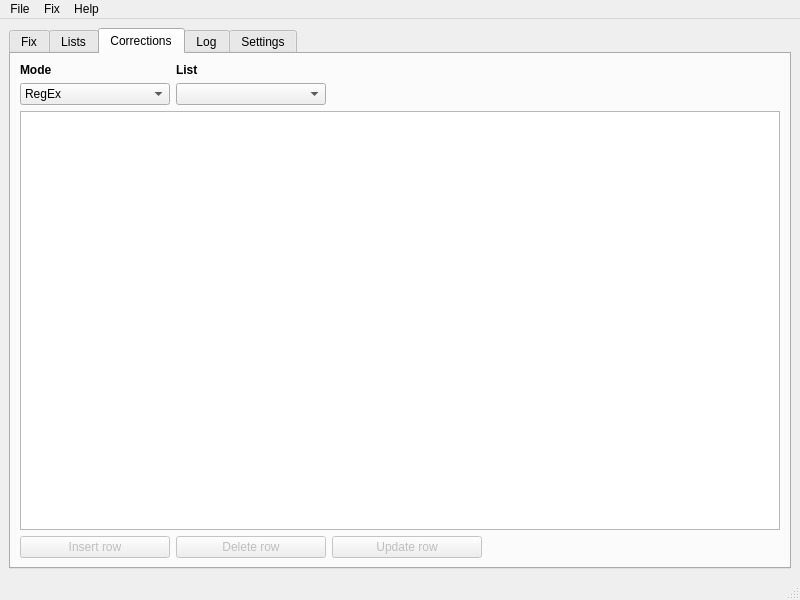
Above: mainwindow.ui from bulkware/bwreplacer before the change. Below: the same form after it.
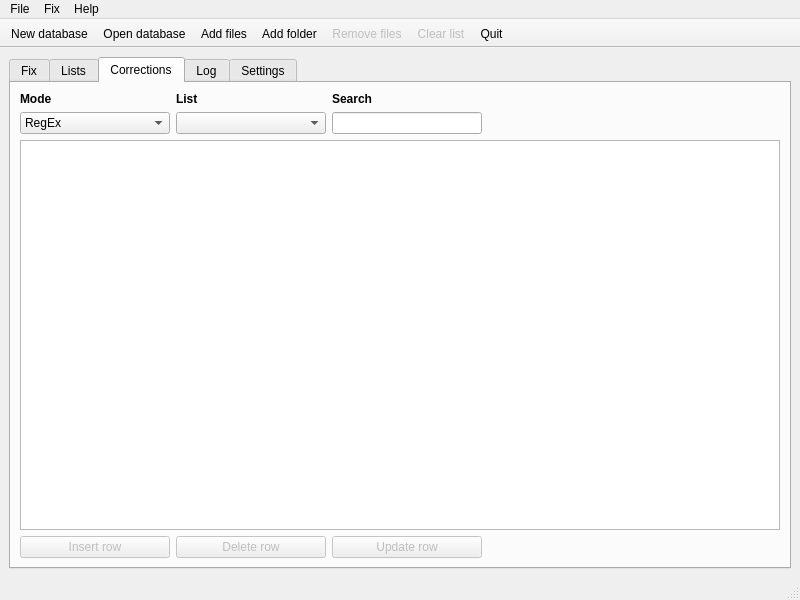
That is the form after the change. The open tabs and pages were chosen to show the change.

Commit message: Version 1.3.0, all-selections for filters, README, search for corrections, toolbar, updated databases, etc.

What changed in the file:
```diff
--- a/mainwindow.ui
+++ b/mainwindow.ui
@@ -336,6 +336,12 @@
               <height>0</height>
              </size>
             </property>
+            <property name="maximumSize">
+             <size>
+              <width>150</width>
+              <height>16777215</height>
+             </size>
+            </property>
             <property name="locale">
              <locale language="English" country="UnitedStates"/>
             </property>
@@ -374,9 +380,23 @@
               <height>0</height>
              </size>
             </property>
+            <property name="maximumSize">
+             <size>
+              <width>150</width>
+              <height>16777215</height>
+             </size>
+            </property>
             <property name="locale">
              <locale language="English" country="UnitedStates"/>
             </property>
+            <property name="currentIndex">
+             <number>1</number>
+            </property>
+            <item>
+             <property name="text">
+              <string>All</string>
+             </property>
+            </item>
             <item>
              <property name="text">
               <string>RegEx</string>
@@ -455,7 +475,7 @@
             </attribute>
            </widget>
           </item>
-          <item row="1" column="2" colspan="2">
+          <item row="1" column="3">
            <spacer name="hspcrC1">
             <property name="orientation">
              <enum>Qt::Horizontal</enum>
@@ -468,6 +488,38 @@
             </property>
            </spacer>
           </item>
+          <item row="0" column="2">
+           <widget class="QLabel" name="lblCSearch">
+            <property name="minimumSize">
+             <size>
+              <width>150</width>
+              <height>0</height>
+             </size>
+            </property>
+            <property name="font">
+             <font>
+              <weight>75</weight>
+              <bold>true</bold>
+             </font>
+            </property>
+            <property name="locale">
+             <locale language="English" country="UnitedStates"/>
+            </property>
+            <property name="text">
+             <string>Search</string>
+            </property>
+           </widget>
+          </item>
+          <item row="1" column="2">
+           <widget class="QLineEdit" name="txtCSearch">
+            <property name="maximumSize">
+             <size>
+              <width>150</width>
+              <height>16777215</height>
+             </size>
+            </property>
+           </widget>
+          </item>
          </layout>
         </item>
        </layout>
@@ -647,6 +699,27 @@
    <addaction name="menuHelp"/>
   </widget>
   <widget class="QStatusBar" name="statusBar"/>
+  <widget class="QToolBar" name="toolBar">
+   <property name="windowTitle">
+    <string>toolBar</string>
+   </property>
+   <property name="movable">
+    <bool>false</bool>
+   </property>
+   <attribute name="toolBarArea">
+    <enum>TopToolBarArea</enum>
+   </attribute>
+   <attribute name="toolBarBreak">
+    <bool>false</bool>
+   </attribute>
+   <addaction name="actionNewDatabase"/>
+   <addaction name="actionOpenDatabase"/>
+   <addaction name="actionAddFiles"/>
+   <addaction name="actionAddFolder"/>
+   <addaction name="actionRemoveFiles"/>
+   <addaction name="actionClearList"/>
+   <addaction name="actionQuit"/>
+  </widget>
   <action name="actionQuit">
    <property name="text">
     <string>Quit</string>
```
Left out of the diff: 85 changed lines with no effect on the pictures. Lines whose indentation alone changed are shown as unchanged. The commit also changes 52 other files.
